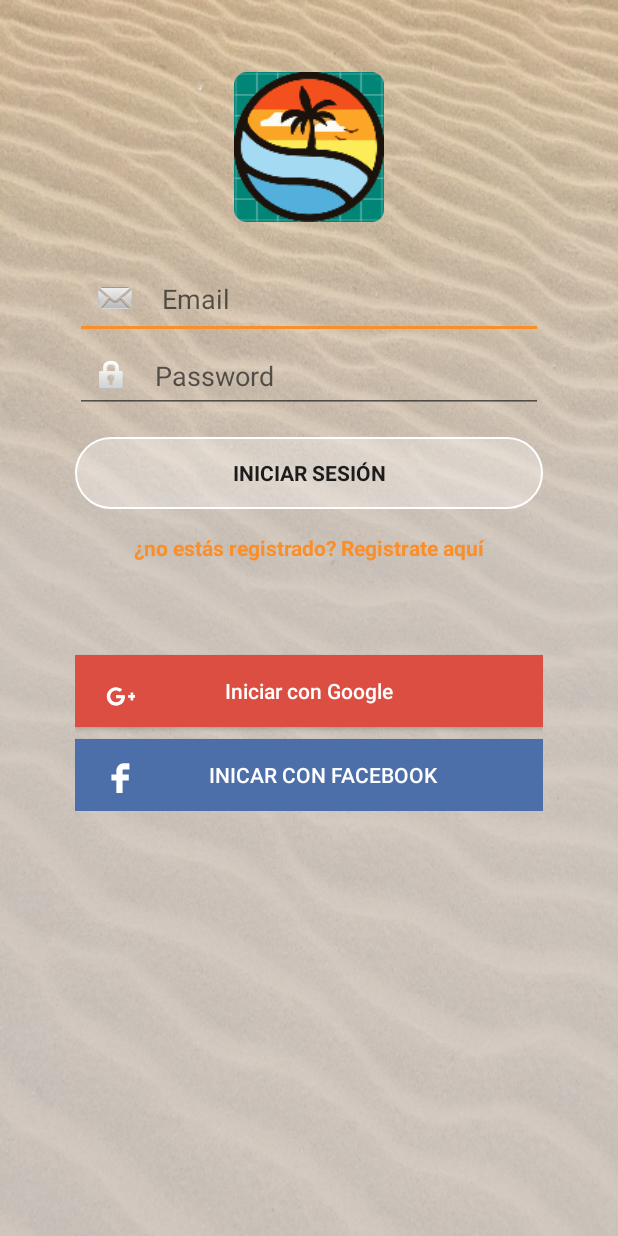
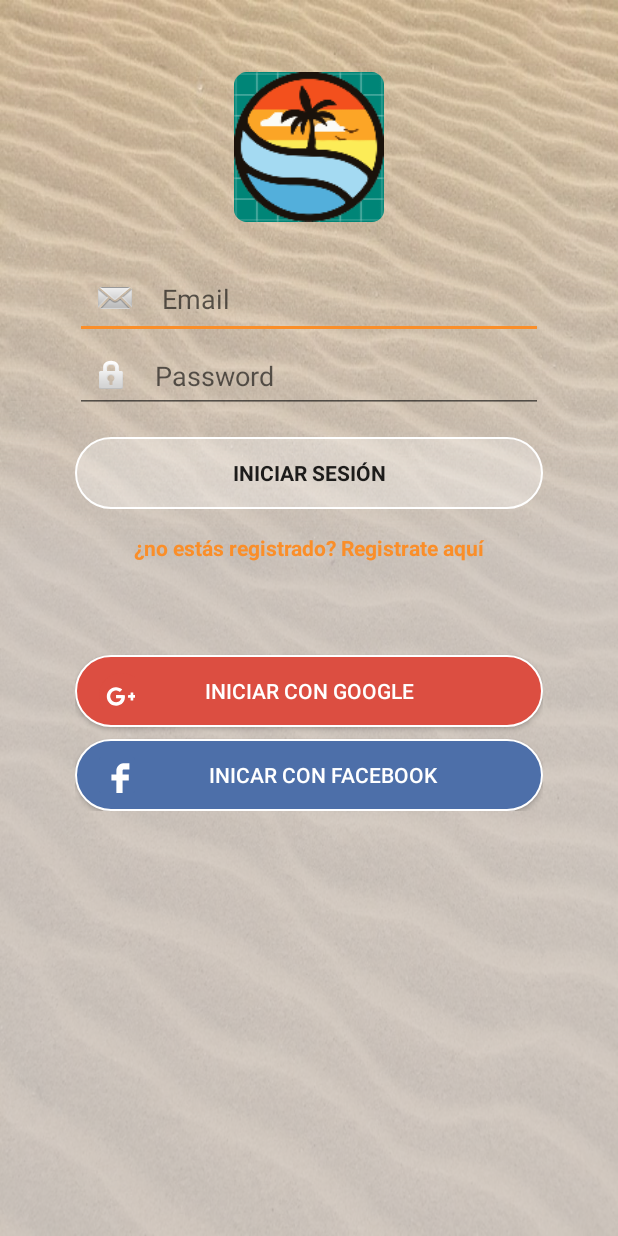
Before and after one commit to JMO17/ClearSand, an Android app: the screen it shows after launch (LoginActivity), on a phone screen of 412 x 824 dp. Run offline under Robolectric (Android 15) with nearby library versions, the phone set to English and light mode, and no system bars; our stand-ins replace Firebase (no records; nobody signed in at launch, a user with empty details on screens opened directly); Roboto replaces fonts that are not available here.

Commit message:
VentanaLogin Javier
Añadido Fondos personalizados para botones de google y facebook

```diff
--- /dev/null
+++ b/app/src/main/res/drawable/button_border_facebook_login.xml
@@ -0,0 +1,7 @@
+<?xml version="1.0" encoding="utf-8"?>
+<shape xmlns:android="http://schemas.android.com/apk/res/android"
+    android:shape="rectangle">
+    <solid android:color="@color/azul_facebook" />
+    <corners android:radius="24dp" />
+    <stroke android:width="1dp" android:color="#FFFFFFFF" />
+</shape>
--- /dev/null
+++ b/app/src/main/res/drawable/button_border_google_login.xml
@@ -0,0 +1,7 @@
+<?xml version="1.0" encoding="utf-8"?>
+<shape xmlns:android="http://schemas.android.com/apk/res/android"
+    android:shape="rectangle">
+    <solid android:color="@color/rojo_google" />
+    <corners android:radius="24dp" />
+    <stroke android:width="1dp" android:color="#FFFFFFFF" />
+</shape>
--- a/app/src/main/res/layout/activity_login.xml
+++ b/app/src/main/res/layout/activity_login.xml
@@ -90,12 +90,11 @@
             android:layout_width="match_parent"
             android:layout_height="wrap_content"
             android:layout_marginTop="62dp"
-            android:background="#DC4E41"
+            android:background="@drawable/button_border_google_login"
             android:drawableLeft="@drawable/ic_google_plus"
             android:paddingLeft="16dp"
             android:paddingRight="40dp"
             android:text="@string/btn_google_login"
-            android:textAllCaps="false"
             android:textColor="@android:color/white" />
 
         <Button
@@ -103,7 +102,7 @@
             android:layout_width="match_parent"
             android:layout_height="wrap_content"
             android:layout_marginTop="8dp"
-            android:background="#4D6FA9"
+            android:background="@drawable/button_border_facebook_login"
             android:drawableLeft="@drawable/ic_facebook"
             android:drawablePadding="10dp"
             android:paddingLeft="16dp"
--- a/app/src/main/res/values/colors.xml
+++ b/app/src/main/res/values/colors.xml
@@ -13,4 +13,8 @@
     <color name="beige">#F1E9C0</color>
     <color name="grisTransparente">#bacdc9c9</color>
 
+    <!-- Colores Extra -->
+    <color name="rojo_google">#DC4E41</color>
+    <color name="azul_facebook">#4D6FA9</color>
+
 </resources>
```
